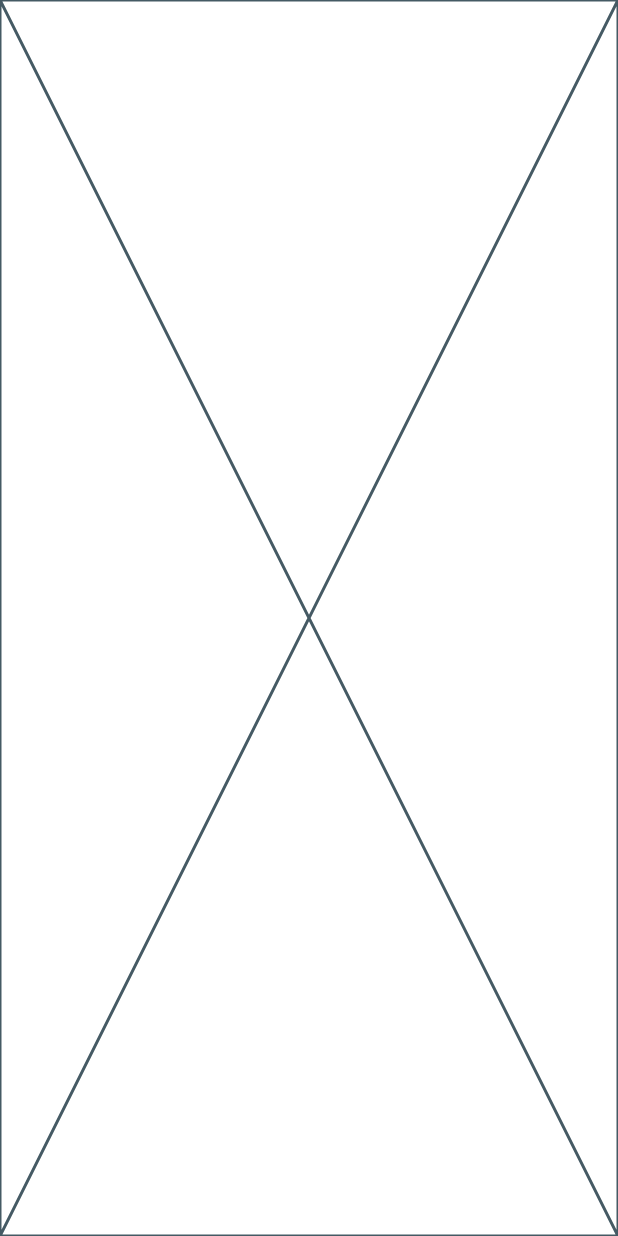
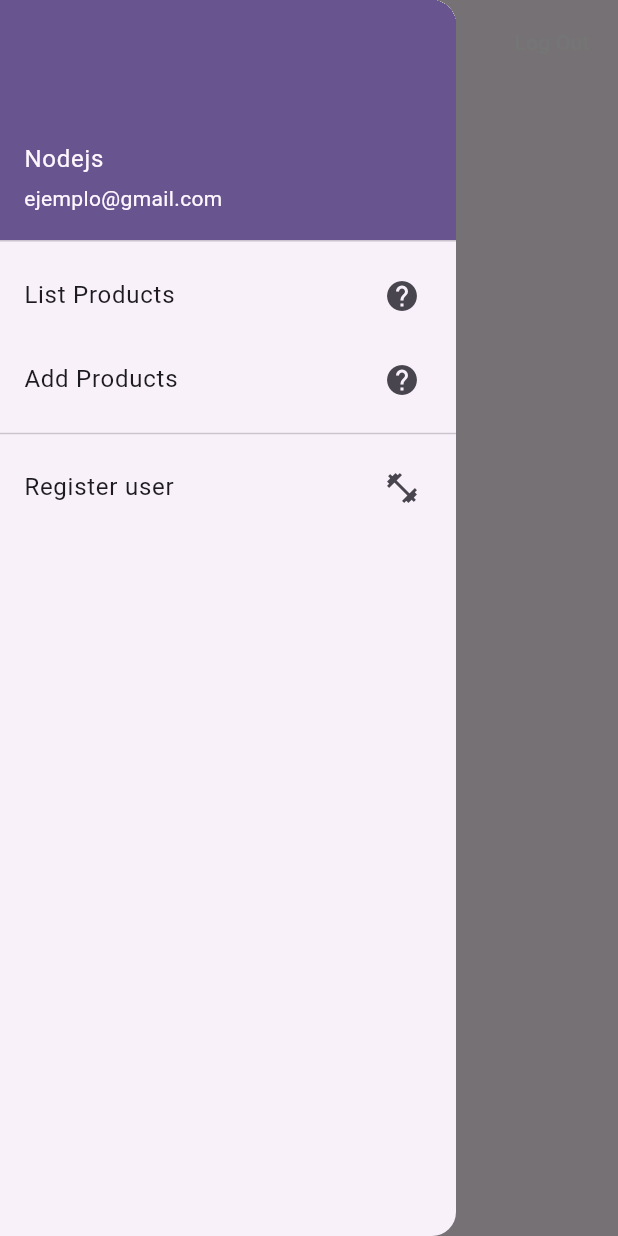
Before and after one commit to ralcantaralamonja/CrudNodeExpressMongoDBFlutter, a Flutter app: the screen it shows after launch, with the side drawer open (before the commit the screen has no drawer), on a phone screen of 412 x 824 dp. Run offline on Flutter 3.47's test engine with Material 3 defaults, Android fonts, the phone set to English and light mode, and no system bars; our stand-ins replace shared_preferences.

Commit message:
Añadiendo funcionalidades al main

```diff
--- a/crud_application/lib/main.dart
+++ b/crud_application/lib/main.dart
@@ -1,4 +1,5 @@
 import 'package:flutter/material.dart';
+import 'package:shared_preferences/shared_preferences.dart';
 
 void main() {
   runApp(const MyApp());
@@ -13,7 +14,6 @@ class MyApp extends StatelessWidget {
     return MaterialApp(
       title: 'Crud MongDB/Express/Node/Flutter ',
       theme: ThemeData(
-
         colorScheme: ColorScheme.fromSeed(seedColor: Colors.deepPurple),
         useMaterial3: true,
       ),
@@ -21,6 +21,7 @@ class MyApp extends StatelessWidget {
     );
   }
 }
+
 class MainPage extends StatefulWidget {
   const MainPage({super.key});
 
@@ -29,8 +30,67 @@ class MainPage extends StatefulWidget {
 }
 
 class _MainPageState extends State<MainPage> {
+  late SharedPreferences sharedPreferences;
+
+  checkLoginStatus() async {
+    sharedPreferences = await SharedPreferences.getInstance();
+    if (sharedPreferences.getString('token') == null) {
+      Navigator.of(context).pushAndRemoveUntil(
+          MaterialPageRoute(builder: (BuildContext context) => LoginPage()),
+          (Route<dynamic> route) => false);
+    }
+  }
+
   @override
   Widget build(BuildContext context) {
-    return const Placeholder();
+    return Scaffold(
+      appBar: AppBar(
+        title: Text("Nodejs-Mongodb", style: TextStyle(color: Colors.white)),
+        actions: <Widget>[
+          FlatButton(
+            onPressed: () {
+              sharedPreferences.clear();
+              sharedPreferences.commit();
+              Navigator.of(context).pushAndRemoveUntil(
+                  MaterialPageRoute(
+                      builder: (BuildContext context) => LoginPage()),
+                  (Route<dynamic> route) => false);
+            },
+            child: Text("Log Out", style: TextStyle(color: Colors.white)),
+          ),
+        ],
+      ),
+      body: Center(child: Text("Main Page")),
+      drawer: Drawer(
+        child: new ListView(
+          children: <Widget>[
+            new UserAccountsDrawerHeader(
+              accountName: new Text('Nodejs'),
+              accountEmail: new Text('ejemplo@gmail.com'),
+            ),
+            new ListTile(
+              title: new Text("List Products"),
+              trailing: new Icon(Icons.help),
+              onTap: () => Navigator.of(context).push(new MaterialPageRoute(
+                builder: (BuildContext context) => ListProducts(),
+              )),
+            ),
+            new ListTile(
+              title: new Text("Add Products"),
+              trailing: new Icon(Icons.help),
+              onTap: () => Navigator.of(context).push(new MaterialPageRoute(
+                builder: (BuildContext context) => AddDataProduct(),
+              )),
+            ),
+            new Divider(),
+            new ListTile(
+              title: new Text("Register user"),
+              trailing: new Icon(Icons.fitness_center),
+              onTap: () => {},
+            ),
+          ],
+        ),
+      ),
+    );
   }
 }
--- a/crud_application/pubspec.yaml
+++ b/crud_application/pubspec.yaml
@@ -13,7 +13,8 @@ environment:
 dependencies:
   flutter:
     sdk: flutter
-
+  http: any
+  shared_preferences: any
 
   # The following adds the Cupertino Icons font to your application.
   # Use with the CupertinoIcons class for iOS style icons.
@@ -22,8 +23,7 @@ dependencies:
 dev_dependencies:
   flutter_test:
     sdk: flutter
-  http: any
-  shared_preferences: any
+
 
   flutter_lints: ^2.0.0
 
```
Also changed, not shown: crud_application/pubspec.lock.
